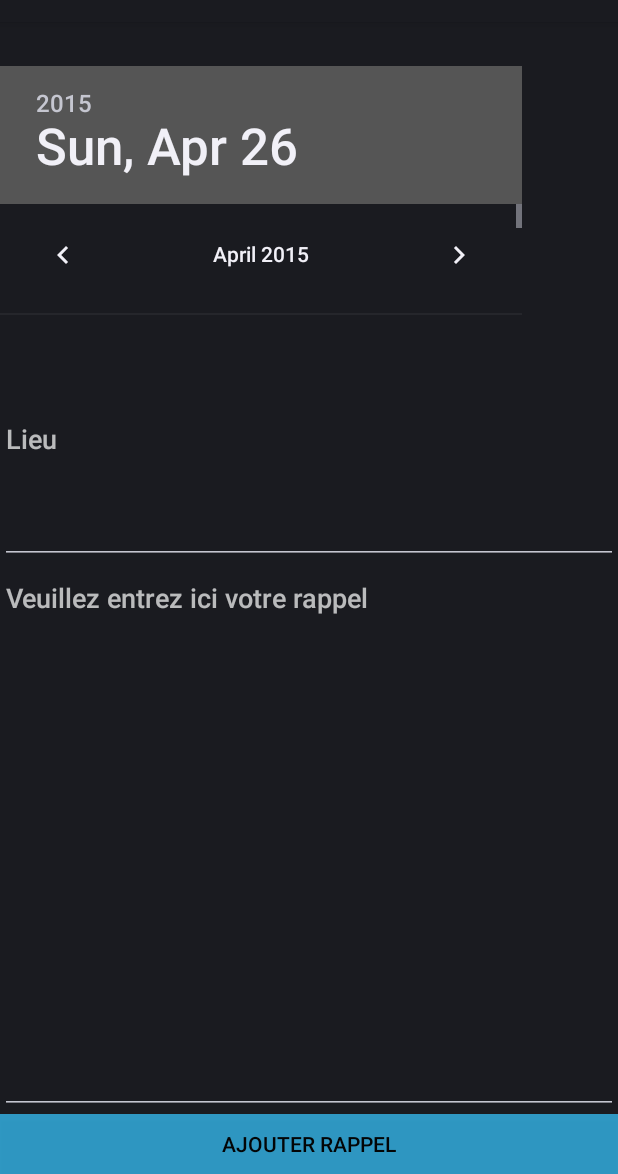
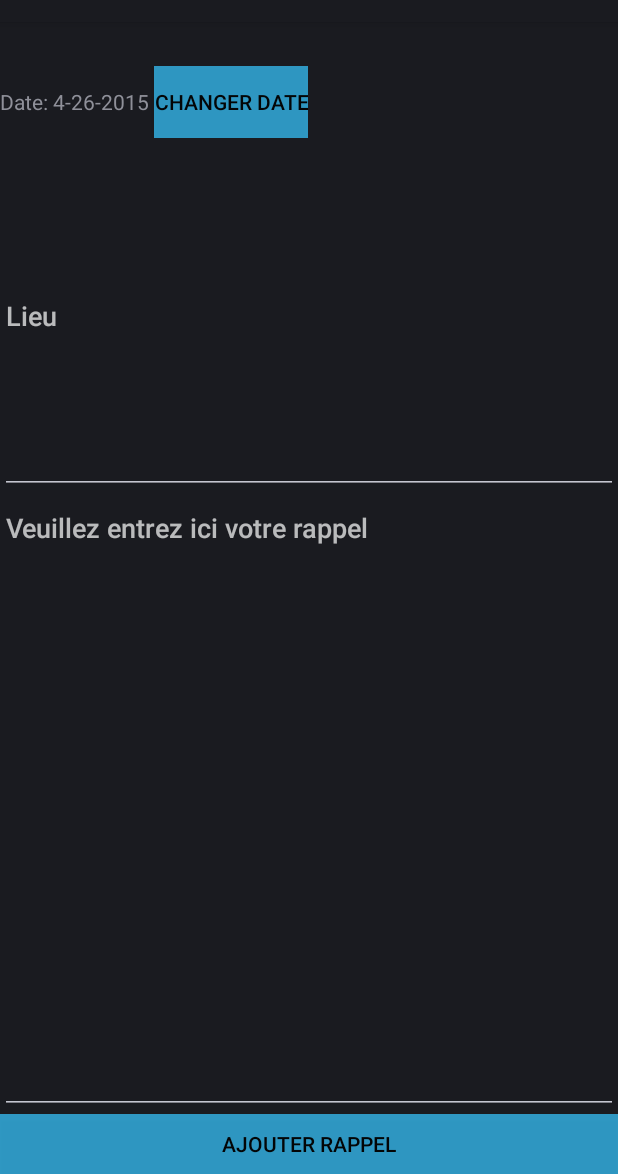
Before and after one commit to AndyMinnie/Reminder, an Android app: the fragment AjoutRappel shown on its own in the app's theme, after a tap on "AJOUTER RAPPEL", on a phone screen of 412 x 824 dp, the part 62-1236 px from its top. Run offline under Robolectric (Android 15) with nearby library versions, the phone set to English and light mode, and no system bars; 3 statements that could not run were skipped.

Commit message:
DatePicker pour ajout Rappel

```diff
--- a/app/src/main/java/andreacauchoix/reminder/AjoutLieu.java
+++ b/app/src/main/java/andreacauchoix/reminder/AjoutLieu.java
@@ -65,10 +65,7 @@ public class AjoutLieu extends Fragment {
                        }
                    }
                }
-
-
         );
-
         return view;
     }
 
@@ -77,7 +74,6 @@ public class AjoutLieu extends Fragment {
         LieuData lieuInput = new LieuData();
         lieuInput.setName(((EditText) getView().findViewById((R.id.lieu))).getText().toString());
         lieuInput.setWifi_id(((EditText) getView().findViewById((R.id.lieu))).getText().toString());
-
 
         BDD datasource = new BDD(getActivity());
         datasource.ajoutLieu(lieuInput);
--- a/app/src/main/java/andreacauchoix/reminder/AjoutRappel.java
+++ b/app/src/main/java/andreacauchoix/reminder/AjoutRappel.java
@@ -2,7 +2,10 @@ package andreacauchoix.reminder;
 
         import android.app.AlertDialog;
         import android.app.DatePickerDialog;
+        import android.app.Dialog;
+        import android.app.DialogFragment;
         import android.app.Fragment;
+        import android.content.Context;
         import android.content.DialogInterface;
         import android.os.Bundle;
         import android.util.Log;
@@ -16,11 +19,13 @@ package andreacauchoix.reminder;
         import android.widget.TextView;
         import android.widget.Toast;
 
+        import java.util.Calendar;
+
 /**
  * Created by Andréa on 14/04/2015.
  */
 
-public class AjoutRappel extends Fragment {
+public class AjoutRappel extends DialogFragment {
 
     ImageView ivIcon;
     TextView tvItemName;
@@ -28,14 +33,24 @@ public class AjoutRappel extends Fragment {
     public static final String IMAGE_RESOURCE_ID = "iconResourceID";
     public static final String ITEM_NAME = "itemName";
 
-    DatePicker dpResult;
-    EditText tvDisplayDate;
+    private TextView Output;
+    private Button changeDate;
+
+    private int year;
+    private int month;
+    private int day;
+
+    static final int DATE_PICKER_ID = 1111;
+
+
+    private Context _context;
+    private DatePickerDialog.OnDateSetListener _listener;
 
     public void enregistrer(){
 
         RappelData dataInput = new RappelData();
 
-      //  dataInput.setDate(((EditText) getView().findViewById(R.id.date)).getText().toString());
+        dataInput.setDate(((EditText) getView().findViewById(R.id.date)).getText().toString());
         dataInput.setRappel(((EditText) getView().findViewById(R.id.rappel)).getText().toString());
         dataInput.setLieu(((EditText) getView().findViewById(R.id.lieu)).getText().toString());
 
@@ -71,33 +86,35 @@ public class AjoutRappel extends Fragment {
             }
         );
 
-        dpResult = (DatePicker) view.findViewById(R.id.date);
-        tvDisplayDate = (EditText) view.findViewById(R.id.rappel);
+        Output = (TextView) view.findViewById(R.id.date);
+        changeDate = (Button) view.findViewById(R.id.changer_date);
 
+        final Calendar c = Calendar.getInstance();
+        year  = c.get(Calendar.YEAR);
+        month = c.get(Calendar.MONTH);
+        day   = c.get(Calendar.DAY_OF_MONTH);
+
+        Output.setText(new StringBuilder().append("Date: ").append(month + 1).append("-").append(day).append("-").append(year).append(" "));
+
+        changeDate.setOnClickListener(new View.OnClickListener() {
+            @Override
+            public void onClick(View v) {
+                DatePickerDialog d = new DatePickerDialog(getActivity(),pickerListener, year, month, day);
+                d.show();
+            }
+
+        });
         return view;
     }
 
-
-    private DatePickerDialog.OnDateSetListener datePickerListener
-            = new DatePickerDialog.OnDateSetListener() {
-
-
-        // when dialog box is closed, below method will be called.
+    private DatePickerDialog.OnDateSetListener pickerListener = new DatePickerDialog.OnDateSetListener() {
+        @Override
         public void onDateSet(DatePicker view, int selectedYear,
                               int selectedMonth, int selectedDay) {
-            int year = selectedYear;
-            int month = selectedMonth;
-            int day = selectedDay;
-
-            // set selected date into textview
-            tvDisplayDate.setText(new StringBuilder()
-                    // Month is 0 based, just add 1
-                    .append(month + 1).append("-").append(day).append("-")
-                    .append(year).append(" "));
-
-            // set selected date into datepicker also
-            dpResult.init(year, month, day, null);
-
+            year  = selectedYear;
+            month = selectedMonth;
+            day   = selectedDay;
+            Output.setText(new StringBuilder().append("Date: ").append(month + 1).append("-").append(day).append("-").append(year) .append(" "));
         }
     };
 }
--- a/app/src/main/java/andreacauchoix/reminder/BDD.java
+++ b/app/src/main/java/andreacauchoix/reminder/BDD.java
@@ -56,18 +56,19 @@ public class BDD extends SQLiteOpenHelper {
 
     public BDD(Context context){
         super(context, DATABASE_NAME, null, DATABASE_VERSION );
-        Log.e("BDD Constructeur", "Construction !");
     }
+
     @Override
     public void onCreate(SQLiteDatabase db) {
         db.execSQL(CREATION_TABLE_RAPPELS);
-        Log.i("table "+TABLE_RAPPEL, "créée");
+        Log.e("TAGGGG0","table "+TABLE_RAPPEL+ "créée");
         db.execSQL(CREATION_TABLE_LIEUX);
-        Log.i("table "+TABLE_LIEU, "créée");
+        Log.e("TAGGGG0","table "+TABLE_LIEU+ "créée");
     }
 
     @Override
     public void onUpgrade(SQLiteDatabase db, int oldVersion, int newVersion) {
+        Log.e("TAGGGGGG", "On Upgrade!!!!!");
         db.execSQL("DROP TABLE IF EXISTS " + TABLE_RAPPEL);
         db.execSQL("DROP TABLE IF EXISTS " + TABLE_LIEU);
         onCreate(db);
@@ -77,7 +78,7 @@ public class BDD extends SQLiteOpenHelper {
         ArrayList<RappelData> rappels = new ArrayList<RappelData>();
 
         String query = "SELECT * FROM " + TABLE_RAPPEL;
-        SQLiteDatabase db = this.getReadableDatabase();
+        SQLiteDatabase db = this.getWritableDatabase();
         Cursor cursor = db.rawQuery(query, null);
 
         if(cursor.moveToFirst()){
@@ -97,7 +98,7 @@ public class BDD extends SQLiteOpenHelper {
         ArrayList<LieuData> lieux = new ArrayList<LieuData>();
 
         String query = "SELECT * FROM " + TABLE_LIEU;
-        SQLiteDatabase db = this.getReadableDatabase();
+        SQLiteDatabase db = this.getWritableDatabase();
         Cursor cursor = db.rawQuery(query, null);
 
         if(cursor.moveToFirst()){
--- a/app/src/main/java/andreacauchoix/reminder/LieuData.java
+++ b/app/src/main/java/andreacauchoix/reminder/LieuData.java
@@ -11,7 +11,9 @@ public class LieuData {
 
     public LieuData(){
 
-    }/*
+    }
+
+    /*
     public LieuData(String name, String wifi_id){
         this.name = name;
         this.wifi_id = wifi_id;
--- a/app/src/main/java/andreacauchoix/reminder/SuppressionLieu.java
+++ b/app/src/main/java/andreacauchoix/reminder/SuppressionLieu.java
@@ -37,9 +37,7 @@ public class SuppressionLieu extends ListFragment {
 
     LieuData dataSelected;
 
-    public SuppressionLieu() {
-
-    }
+    public SuppressionLieu() {}
 
     public void recupererDatas(){
         BDD datasource = new BDD(getActivity());
@@ -59,7 +57,6 @@ public class SuppressionLieu extends ListFragment {
         tvItemName.setText(getArguments().getString(ITEM_NAME));
         ivIcon.setImageDrawable(view.getResources().getDrawable(
                 getArguments().getInt(IMAGE_RESOURCE_ID)));
-
 
         values = null;
         recupererDatas();
--- a/app/src/main/res/layout/ajout_rappel.xml
+++ b/app/src/main/res/layout/ajout_rappel.xml
@@ -30,12 +30,24 @@
             android:layout_height="wrap_content"
             android:layout_marginLeft="10dp"
             android:textAppearance="?android:attr/textAppearanceLarge" />
-        <DatePicker
+        <LinearLayout
+            android:orientation="horizontal"
+            android:layout_width="wrap_content"
+            android:layout_height="wrap_content">
+            <TextView
             android:id="@+id/date"
-            android:layout_width="fill_parent"
-            android:layout_height="fill_parent"
-            android:layout_weight="6"
-            android:singleLine = "true"/>
+            android:layout_width="wrap_content"
+            android:layout_height="wrap_content"
+            android:layout_weight="6"/>
+            <Button
+                android:layout_width="wrap_content"
+                android:layout_height="wrap_content"
+                android:text="Changer Date"
+                android:id="@+id/changer_date"
+                android:textColor="#fb030303"
+                android:background="#cc35b7ec"/>
+        </LinearLayout>
+
         <EditText
             android:layout_width="fill_parent"
             android:layout_height="fill_parent"
```
